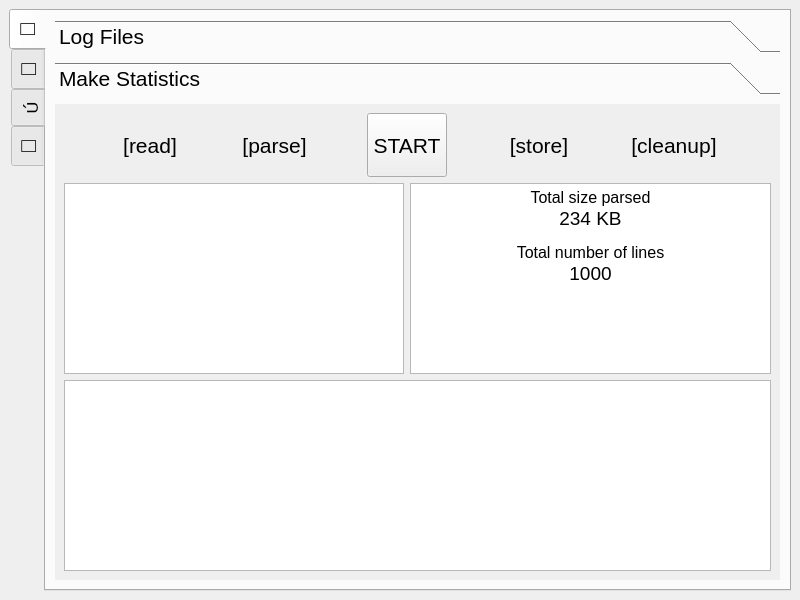
The window that craplog/mainwindow.ui (elB4RTO/LogDoctor) describes before a commit, drawn with Qt 5.
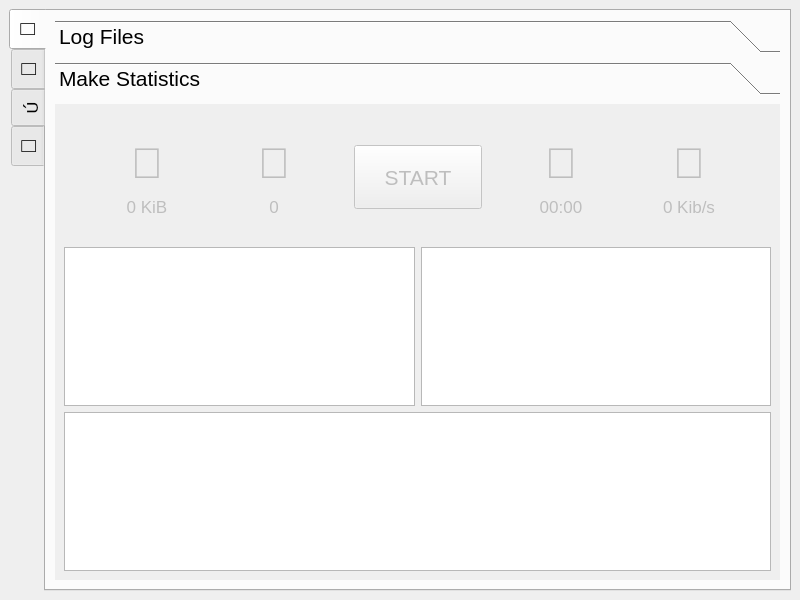
The same window after the commit. The open tabs and pages were chosen to show the change. Icons and pictures are not drawn.

Commit message:
Improved graphics for MakeStatistics
Added icons, labels.
Implemented dynamic performances.

```diff
--- a/craplog/mainwindow.ui
+++ b/craplog/mainwindow.ui
@@ -18,7 +18,7 @@
   </property>
   <property name="minimumSize">
    <size>
-    <width>600</width>
+    <width>64</width>
     <height>400</height>
    </size>
   </property>
@@ -484,21 +484,81 @@
             <string>Parse the selected files to make statistics</string>
            </attribute>
            <layout class="QGridLayout" name="gridLayout_3">
-            <item row="0" column="0">
+            <item row="0" column="0" colspan="2">
+             <widget class="QFrame" name="frame_MakeStats_icons">
+              <property name="minimumSize">
+               <size>
+                <width>0</width>
+                <height>128</height>
+               </size>
+              </property>
+              <property name="maximumSize">
+               <size>
+                <width>16777215</width>
+                <height>128</height>
+               </size>
+              </property>
+              <layout class="QHBoxLayout" name="horizontalLayout_5">
+               <item>
              <spacer name="horizontalSpacer_3">
               <property name="orientation">
                <enum>Qt::Horizontal</enum>
               </property>
               <property name="sizeHint" stdset="0">
                <size>
-                <width>44</width>
-                <height>20</height>
+                   <width>16</width>
+                   <height>98</height>
                </size>
               </property>
              </spacer>
             </item>
-            <item row="0" column="1">
-             <widget class="QLabel" name="label">
+               <item>
+                <widget class="QFrame" name="frame_MakeStats_Size">
+                 <property name="minimumSize">
+                  <size>
+                   <width>96</width>
+                   <height>0</height>
+                  </size>
+                 </property>
+                 <property name="maximumSize">
+                  <size>
+                   <width>128</width>
+                   <height>16777215</height>
+                  </size>
+                 </property>
+                 <property name="toolTip">
+                  <string>Total size of the parsed data</string>
+                 </property>
+                 <layout class="QVBoxLayout" name="verticalLayout">
+                  <item>
+                   <widget class="QLabel" name="icon_MakeStats_Size">
+                    <property name="enabled">
+                     <bool>false</bool>
+                    </property>
+                    <property name="minimumSize">
+                     <size>
+                      <width>64</width>
+                      <height>64</height>
+                     </size>
+                    </property>
+                    <property name="font">
+                     <font>
+                      <pointsize>32</pointsize>
+                     </font>
+                    </property>
+                    <property name="text">
+                     <string></string>
+                    </property>
+                    <property name="alignment">
+                     <set>Qt::AlignCenter</set>
+                    </property>
+                   </widget>
+                  </item>
+                  <item>
+                   <widget class="QLabel" name="label_MakeStats_Size">
+                    <property name="enabled">
+                     <bool>false</bool>
+                    </property>
               <property name="sizePolicy">
                <sizepolicy hsizetype="MinimumExpanding" vsizetype="MinimumExpanding">
                 <horstretch>0</horstretch>
@@ -508,38 +568,91 @@
               <property name="minimumSize">
                <size>
                 <width>64</width>
-                <height>64</height>
+                      <height>32</height>
                </size>
               </property>
               <property name="maximumSize">
                <size>
-                <width>128</width>
+                      <width>192</width>
                 <height>128</height>
                </size>
               </property>
+                    <property name="font">
+                     <font>
+                      <pointsize>13</pointsize>
+                     </font>
+                    </property>
               <property name="text">
-               <string>[read]</string>
+                     <string>0 KiB</string>
               </property>
               <property name="alignment">
                <set>Qt::AlignCenter</set>
               </property>
              </widget>
             </item>
-            <item row="0" column="2">
+                 </layout>
+                </widget>
+               </item>
+               <item>
              <spacer name="horizontalSpacer_4">
               <property name="orientation">
                <enum>Qt::Horizontal</enum>
               </property>
               <property name="sizeHint" stdset="0">
                <size>
-                <width>44</width>
-                <height>20</height>
+                   <width>16</width>
+                   <height>98</height>
                </size>
               </property>
              </spacer>
             </item>
-            <item row="0" column="3">
-             <widget class="QLabel" name="label_2">
+               <item>
+                <widget class="QFrame" name="frame_MakeStats_Lines">
+                 <property name="minimumSize">
+                  <size>
+                   <width>96</width>
+                   <height>0</height>
+                  </size>
+                 </property>
+                 <property name="maximumSize">
+                  <size>
+                   <width>128</width>
+                   <height>16777215</height>
+                  </size>
+                 </property>
+                 <property name="toolTip">
+                  <string>Total number of parsed lines</string>
+                 </property>
+                 <layout class="QVBoxLayout" name="verticalLayout_2">
+                  <item>
+                   <widget class="QLabel" name="icon_MakeStats_Lines">
+                    <property name="enabled">
+                     <bool>false</bool>
+                    </property>
+                    <property name="minimumSize">
+                     <size>
+                      <width>64</width>
+                      <height>64</height>
+                     </size>
+                    </property>
+                    <property name="font">
+                     <font>
+                      <pointsize>32</pointsize>
+                     </font>
+                    </property>
+                    <property name="text">
+                     <string></string>
+                    </property>
+                    <property name="alignment">
+                     <set>Qt::AlignCenter</set>
+                    </property>
+                   </widget>
+                  </item>
+                  <item>
+                   <widget class="QLabel" name="label_MakeStats_Lines">
+                    <property name="enabled">
+                     <bool>false</bool>
+                    </property>
               <property name="sizePolicy">
                <sizepolicy hsizetype="MinimumExpanding" vsizetype="MinimumExpanding">
                 <horstretch>0</horstretch>
@@ -549,38 +662,49 @@
               <property name="minimumSize">
                <size>
                 <width>64</width>
-                <height>64</height>
+                      <height>32</height>
                </size>
               </property>
               <property name="maximumSize">
                <size>
-                <width>128</width>
+                      <width>192</width>
                 <height>128</height>
                </size>
               </property>
+                    <property name="font">
+                     <font>
+                      <pointsize>13</pointsize>
+                     </font>
+                    </property>
               <property name="text">
-               <string>[parse]</string>
+                     <string>0</string>
               </property>
               <property name="alignment">
                <set>Qt::AlignCenter</set>
               </property>
              </widget>
             </item>
-            <item row="0" column="4">
+                 </layout>
+                </widget>
+               </item>
+               <item>
              <spacer name="horizontalSpacer_5">
               <property name="orientation">
                <enum>Qt::Horizontal</enum>
               </property>
               <property name="sizeHint" stdset="0">
                <size>
-                <width>44</width>
-                <height>20</height>
+                   <width>16</width>
+                   <height>98</height>
                </size>
               </property>
              </spacer>
             </item>
-            <item row="0" column="5" colspan="2">
-             <widget class="QPushButton" name="pushButton">
+               <item>
+                <widget class="QPushButton" name="button_MakeStats_Start">
+                 <property name="enabled">
+                  <bool>false</bool>
+                 </property>
               <property name="sizePolicy">
                <sizepolicy hsizetype="MinimumExpanding" vsizetype="MinimumExpanding">
                 <horstretch>0</horstretch>
@@ -589,7 +713,7 @@
               </property>
               <property name="minimumSize">
                <size>
-                <width>0</width>
+                   <width>128</width>
                 <height>64</height>
                </size>
               </property>
@@ -604,21 +728,66 @@
               </property>
              </widget>
             </item>
-            <item row="0" column="7">
+               <item>
              <spacer name="horizontalSpacer_6">
               <property name="orientation">
                <enum>Qt::Horizontal</enum>
               </property>
               <property name="sizeHint" stdset="0">
                <size>
-                <width>45</width>
-                <height>20</height>
+                   <width>16</width>
+                   <height>98</height>
                </size>
               </property>
              </spacer>
             </item>
-            <item row="0" column="8">
-             <widget class="QLabel" name="label_3">
+               <item>
+                <widget class="QFrame" name="frame_MakeStats_Time">
+                 <property name="minimumSize">
+                  <size>
+                   <width>96</width>
+                   <height>0</height>
+                  </size>
+                 </property>
+                 <property name="maximumSize">
+                  <size>
+                   <width>128</width>
+                   <height>16777215</height>
+                  </size>
+                 </property>
+                 <property name="toolTip">
+                  <string>Time elapsed since the start</string>
+                 </property>
+                 <layout class="QVBoxLayout" name="verticalLayout_3">
+                  <item>
+                   <widget class="QLabel" name="icon_MakeStats_Time">
+                    <property name="enabled">
+                     <bool>false</bool>
+                    </property>
+                    <property name="minimumSize">
+                     <size>
+                      <width>64</width>
+                      <height>64</height>
+                     </size>
+                    </property>
+                    <property name="font">
+                     <font>
+                      <pointsize>32</pointsize>
+                     </font>
+                    </property>
+                    <property name="text">
+                     <string></string>
+                    </property>
+                    <property name="alignment">
+                     <set>Qt::AlignCenter</set>
+                    </property>
+                   </widget>
+                  </item>
+                  <item>
+                   <widget class="QLabel" name="label_MakeStats_Time">
+                    <property name="enabled">
+                     <bool>false</bool>
+                    </property>
               <property name="sizePolicy">
                <sizepolicy hsizetype="MinimumExpanding" vsizetype="MinimumExpanding">
                 <horstretch>0</horstretch>
@@ -628,38 +797,94 @@
               <property name="minimumSize">
                <size>
                 <width>64</width>
-                <height>64</height>
+                      <height>32</height>
                </size>
               </property>
               <property name="maximumSize">
                <size>
-                <width>128</width>
+                      <width>192</width>
                 <height>128</height>
                </size>
               </property>
+                    <property name="font">
+                     <font>
+                      <pointsize>13</pointsize>
+                     </font>
+                    </property>
               <property name="text">
-               <string>[store]</string>
+                     <string>00:00</string>
               </property>
               <property name="alignment">
                <set>Qt::AlignCenter</set>
               </property>
              </widget>
             </item>
-            <item row="0" column="9">
+                 </layout>
+                </widget>
+               </item>
+               <item>
              <spacer name="horizontalSpacer_7">
               <property name="orientation">
                <enum>Qt::Horizontal</enum>
               </property>
               <property name="sizeHint" stdset="0">
                <size>
-                <width>44</width>
-                <height>20</height>
+                   <width>16</width>
+                   <height>98</height>
                </size>
               </property>
              </spacer>
             </item>
-            <item row="0" column="10">
-             <widget class="QLabel" name="label_4">
+               <item>
+                <widget class="QFrame" name="frame_MakeStats_Speed">
+                 <property name="minimumSize">
+                  <size>
+                   <width>96</width>
+                   <height>0</height>
+                  </size>
+                 </property>
+                 <property name="maximumSize">
+                  <size>
+                   <width>128</width>
+                   <height>16777215</height>
+                  </size>
+                 </property>
+                 <property name="toolTip">
+                  <string>Average speed, in parsed data size per second</string>
+                 </property>
+                 <property name="frameShadow">
+                  <enum>QFrame::Raised</enum>
+                 </property>
+                 <layout class="QVBoxLayout" name="verticalLayout_4">
+                  <item>
+                   <widget class="QLabel" name="icon_MakeStats_Speed">
+                    <property name="enabled">
+                     <bool>false</bool>
+                    </property>
+                    <property name="minimumSize">
+                     <size>
+                      <width>64</width>
+                      <height>64</height>
+                     </size>
+                    </property>
+                    <property name="font">
+                     <font>
+                      <pointsize>32</pointsize>
+                     </font>
+                    </property>
+                    <property name="text">
+                     <string></string>
+                    </property>
+                    <property name="alignment">
+                     <set>Qt::AlignCenter</set>
+                    </property>
+                   </widget>
+                  </item>
+                  <item>
+                   <widget class="QLabel" name="label_MakeStats_Speed">
+                    <property name="enabled">
+                     <bool>false</bool>
+                    </property>
               <property name="sizePolicy">
                <sizepolicy hsizetype="MinimumExpanding" vsizetype="MinimumExpanding">
                 <horstretch>0</horstretch>
@@ -669,37 +894,64 @@
               <property name="minimumSize">
                <size>
                 <width>64</width>
-                <height>64</height>
+                      <height>32</height>
                </size>
               </property>
               <property name="maximumSize">
                <size>
-                <width>128</width>
+                      <width>192</width>
                 <height>128</height>
                </size>
               </property>
+                    <property name="font">
+                     <font>
+                      <pointsize>13</pointsize>
+                     </font>
+                    </property>
               <property name="text">
-               <string>[cleanup]</string>
+                     <string>0 Kib/s</string>
               </property>
               <property name="alignment">
                <set>Qt::AlignCenter</set>
               </property>
              </widget>
             </item>
-            <item row="0" column="11">
+                 </layout>
+                </widget>
+               </item>
+               <item>
              <spacer name="horizontalSpacer_8">
               <property name="orientation">
                <enum>Qt::Horizontal</enum>
               </property>
               <property name="sizeHint" stdset="0">
                <size>
-                <width>44</width>
-                <height>20</height>
+                   <width>16</width>
+                   <height>98</height>
                </size>
               </property>
              </spacer>
             </item>
-            <item row="1" column="0" colspan="6">
+              </layout>
+             </widget>
+            </item>
+            <item row="1" column="1">
+             <widget class="QGraphicsView" name="graphicsView_3">
+              <property name="minimumSize">
+               <size>
+                <width>0</width>
+                <height>128</height>
+               </size>
+              </property>
+              <property name="focusPolicy">
+               <enum>Qt::NoFocus</enum>
+              </property>
+              <property name="acceptDrops">
+               <bool>false</bool>
+              </property>
+             </widget>
+            </item>
+            <item row="1" column="0">
              <widget class="QGraphicsView" name="graphicsView_2">
               <property name="minimumSize">
                <size>
@@ -707,47 +959,15 @@
                 <height>128</height>
                </size>
               </property>
-             </widget>
-            </item>
-            <item row="1" column="6" colspan="6">
-             <widget class="QTextBrowser" name="textBrowser">
-              <property name="sizePolicy">
-               <sizepolicy hsizetype="Expanding" vsizetype="Expanding">
-                <horstretch>0</horstretch>
-                <verstretch>0</verstretch>
-               </sizepolicy>
-              </property>
-              <property name="minimumSize">
-               <size>
-                <width>0</width>
-                <height>128</height>
-               </size>
-              </property>
-              <property name="mouseTracking">
-               <bool>false</bool>
-              </property>
               <property name="focusPolicy">
                <enum>Qt::NoFocus</enum>
               </property>
               <property name="acceptDrops">
                <bool>false</bool>
               </property>
-              <property name="html">
-               <string>&lt;!DOCTYPE HTML PUBLIC &quot;-//W3C//DTD HTML 4.0//EN&quot; &quot;http://www.w3.org/TR/REC-html40/strict.dtd&quot;&gt;
-&lt;html&gt;&lt;head&gt;&lt;meta name=&quot;qrichtext&quot; content=&quot;1&quot; /&gt;&lt;meta charset=&quot;utf-8&quot; /&gt;&lt;style type=&quot;text/css&quot;&gt;
-p, li { white-space: pre-wrap; }
-hr { height: 1px; border-width: 0; }
-&lt;/style&gt;&lt;/head&gt;&lt;body style=&quot; font-family:'Noto Sans'; font-size:16pt; font-weight:400; font-style:normal;&quot;&gt;
-&lt;p align=&quot;center&quot; style=&quot; margin-top:0px; margin-bottom:0px; margin-left:0px; margin-right:0px; -qt-block-indent:0; text-indent:0px;&quot;&gt;&lt;span style=&quot; font-size:12pt;&quot;&gt;Total size parsed&lt;/span&gt;&lt;/p&gt;
-&lt;p align=&quot;center&quot; style=&quot; margin-top:0px; margin-bottom:0px; margin-left:0px; margin-right:0px; -qt-block-indent:0; text-indent:0px;&quot;&gt;&lt;span style=&quot; font-size:14pt;&quot;&gt;234 KB&lt;/span&gt;&lt;/p&gt;
-&lt;p align=&quot;center&quot; style=&quot;-qt-paragraph-type:empty; margin-top:0px; margin-bottom:0px; margin-left:0px; margin-right:0px; -qt-block-indent:0; text-indent:0px; font-size:8pt;&quot;&gt;&lt;br /&gt;&lt;/p&gt;
-&lt;p align=&quot;center&quot; style=&quot; margin-top:0px; margin-bottom:0px; margin-left:0px; margin-right:0px; -qt-block-indent:0; text-indent:0px;&quot;&gt;&lt;span style=&quot; font-size:12pt;&quot;&gt;Total number of lines&lt;/span&gt;&lt;/p&gt;
-&lt;p align=&quot;center&quot; style=&quot; margin-top:0px; margin-bottom:0px; margin-left:0px; margin-right:0px; -qt-block-indent:0; text-indent:0px;&quot;&gt;&lt;span style=&quot; font-size:14pt;&quot;&gt;1000&lt;/span&gt;&lt;/p&gt;
-&lt;p style=&quot;-qt-paragraph-type:empty; margin-top:0px; margin-bottom:0px; margin-left:0px; margin-right:0px; -qt-block-indent:0; text-indent:0px; font-size:12pt;&quot;&gt;&lt;br /&gt;&lt;/p&gt;&lt;/body&gt;&lt;/html&gt;</string>
-              </property>
              </widget>
             </item>
-            <item row="2" column="0" colspan="12">
+            <item row="2" column="0" colspan="2">
              <widget class="QGraphicsView" name="graphicsView">
               <property name="minimumSize">
                <size>
```
Left out of the diff: 22 changed lines with no effect on the pictures. Lines whose indentation alone changed are shown as unchanged.
